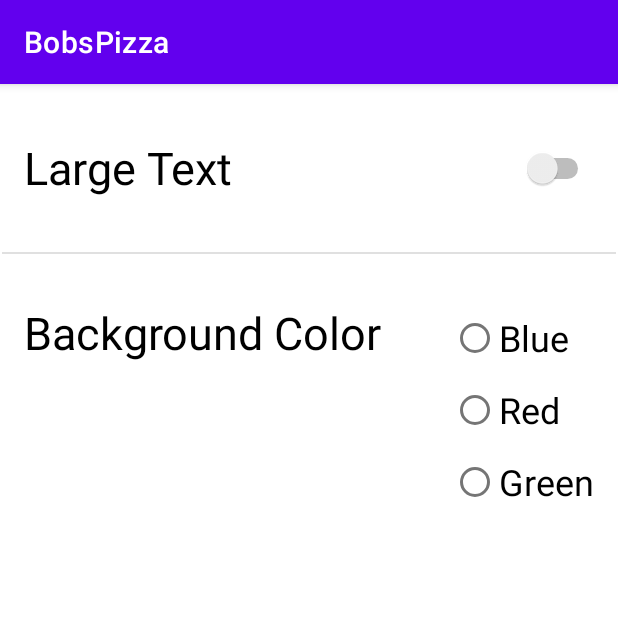
After one commit to d3d1rty/BobsPizza, an Android app: the PreferencesActivity screen opened directly, with no data from a screen before it, on a phone screen of 412 x 824 dp, the top half of it. The commit adds this screen. Run offline under Robolectric (Android 15) with nearby library versions, the phone set to English and light mode, and no system bars.

Commit message:
Add basic preferences activity

```diff
--- a/app/src/main/AndroidManifest.xml
+++ b/app/src/main/AndroidManifest.xml
@@ -10,6 +10,9 @@
         android:supportsRtl="true"
         android:theme="@style/Theme.BobsPizza">
         <activity
+            android:name=".PreferencesActivity"
+            android:exported="true" />
+        <activity
             android:name=".MainActivity"
             android:exported="true">
             <intent-filter>
--- a/app/src/main/java/com/example/bobspizza/MainActivity.kt
+++ b/app/src/main/java/com/example/bobspizza/MainActivity.kt
@@ -1,7 +1,10 @@
 package com.example.bobspizza
 
+import android.content.Intent
 import androidx.appcompat.app.AppCompatActivity
 import android.os.Bundle
+import android.view.Menu
+import android.view.MenuItem
 import com.example.bobspizza.databinding.ActivityMainBinding
 
 class MainActivity : AppCompatActivity() {
@@ -12,4 +15,18 @@ class MainActivity : AppCompatActivity() {
         binding = ActivityMainBinding.inflate(layoutInflater)
         setContentView(binding.root)
     }
+
+    override fun onCreateOptionsMenu(menu: Menu?): Boolean {
+        menuInflater.inflate(R.menu.main_menu, menu)
+        return super.onCreateOptionsMenu(menu)
+    }
+
+    override fun onOptionsItemSelected(item: MenuItem): Boolean {
+        if (item.itemId == R.id.preferences_menu_item) {
+            val intent = Intent(this, PreferencesActivity::class.java)
+            startActivity(intent)
+            return true
+        }
+        return super.onOptionsItemSelected(item)
+    }
 }
--- /dev/null
+++ b/app/src/main/java/com/example/bobspizza/PreferencesActivity.kt
@@ -0,0 +1,11 @@
+package com.example.bobspizza
+
+import androidx.appcompat.app.AppCompatActivity
+import android.os.Bundle
+
+class PreferencesActivity : AppCompatActivity() {
+    override fun onCreate(savedInstanceState: Bundle?) {
+        super.onCreate(savedInstanceState)
+        setContentView(R.layout.activity_preferences)
+    }
+}
--- /dev/null
+++ b/app/src/main/res/layout/activity_preferences.xml
@@ -0,0 +1,75 @@
+<?xml version="1.0" encoding="utf-8"?>
+<androidx.constraintlayout.widget.ConstraintLayout xmlns:android="http://schemas.android.com/apk/res/android"
+    xmlns:app="http://schemas.android.com/apk/res-auto"
+    xmlns:tools="http://schemas.android.com/tools"
+    android:layout_width="match_parent"
+    android:layout_height="match_parent"
+    tools:context=".PreferencesActivity">
+
+    <Switch
+        android:id="@+id/large_text_switch"
+        android:layout_width="0dp"
+        android:layout_height="48dp"
+        android:layout_marginStart="16dp"
+        android:layout_marginTop="32dp"
+        android:layout_marginEnd="16dp"
+        android:text="Large Text"
+        android:textSize="30sp"
+        app:layout_constraintEnd_toEndOf="parent"
+        app:layout_constraintStart_toStartOf="parent"
+        app:layout_constraintTop_toTopOf="parent" />
+
+    <View
+        android:id="@+id/divider6"
+        android:layout_width="409dp"
+        android:layout_height="1dp"
+        android:layout_marginTop="32dp"
+        android:background="?android:attr/listDivider"
+        app:layout_constraintEnd_toEndOf="parent"
+        app:layout_constraintStart_toStartOf="parent"
+        app:layout_constraintTop_toBottomOf="@+id/large_text_switch" />
+
+    <RadioGroup
+        android:id="@+id/bg_color_radio_group"
+        android:layout_width="wrap_content"
+        android:layout_height="wrap_content"
+        android:layout_marginTop="32dp"
+        android:layout_marginEnd="16dp"
+        app:layout_constraintEnd_toEndOf="parent"
+        app:layout_constraintTop_toBottomOf="@+id/divider6">
+
+
+        <RadioButton
+            android:id="@+id/radio_option_blue"
+            android:layout_width="match_parent"
+            android:layout_height="wrap_content"
+            android:text="@string/blue"
+            android:textSize="24sp" />
+
+        <RadioButton
+            android:id="@+id/radio_option_red"
+            android:layout_width="match_parent"
+            android:layout_height="wrap_content"
+            android:text="@string/red"
+            android:textSize="24sp" />
+
+        <RadioButton
+            android:id="@+id/radio_option_green"
+            android:layout_width="match_parent"
+            android:layout_height="wrap_content"
+            android:text="@string/green"
+            android:textSize="24sp" />
+    </RadioGroup>
+
+    <TextView
+        android:id="@+id/label_background_color"
+        android:layout_width="wrap_content"
+        android:layout_height="wrap_content"
+        android:layout_marginStart="16dp"
+        android:layout_marginTop="32dp"
+        android:text="@string/background_color"
+        android:textColor="#000000"
+        android:textSize="30sp"
+        app:layout_constraintStart_toStartOf="parent"
+        app:layout_constraintTop_toBottomOf="@+id/divider6" />
+</androidx.constraintlayout.widget.ConstraintLayout>
--- /dev/null
+++ b/app/src/main/res/menu/main_menu.xml
@@ -0,0 +1,10 @@
+<?xml version="1.0" encoding="utf-8"?>
+<menu xmlns:android="http://schemas.android.com/apk/res/android">
+
+    <item
+        android:id="@+id/place_order_menu_item"
+        android:title="@string/place_order" />
+    <item
+        android:id="@+id/preferences_menu_item"
+        android:title="@string/preferences" />
+</menu>
--- a/app/src/main/res/values/strings.xml
+++ b/app/src/main/res/values/strings.xml
@@ -20,4 +20,10 @@
     <string name="radio_btn_ten_percent_text">10%</string>
     <string name="radio_btn_fifteen_percent_text">15%</string>
     <string name="radio_btn_twenty_percent_text">20%</string>
+    <string name="place_order">Place order</string>
+    <string name="preferences">Preferences</string>
+    <string name="background_color">Background Color</string>
+    <string name="blue">Blue</string>
+    <string name="red">Red</string>
+    <string name="green">Green</string>
 </resources>
--- a/build.gradle
+++ b/build.gradle
@@ -6,7 +6,7 @@ buildscript {
     }
     dependencies {
         classpath "com.android.tools.build:gradle:7.0.1"
-        classpath "org.jetbrains.kotlin:kotlin-gradle-plugin:1.5.21"
+        classpath 'org.jetbrains.kotlin:kotlin-gradle-plugin:1.6.10'
 
         // NOTE: Do not place your application dependencies here; they belong
         // in the individual module build.gradle files
```
